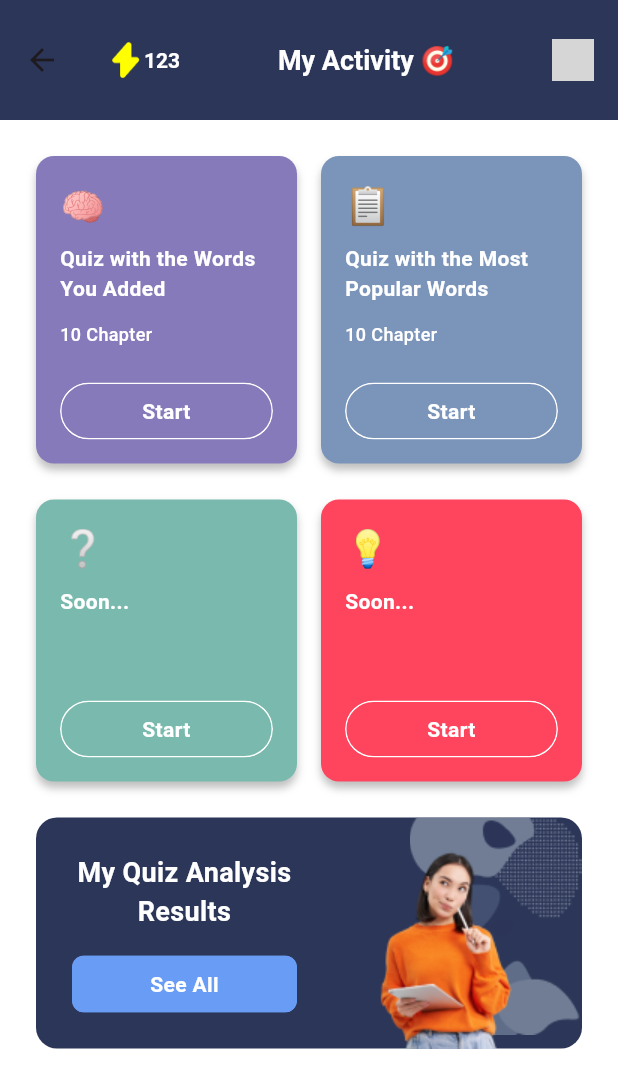
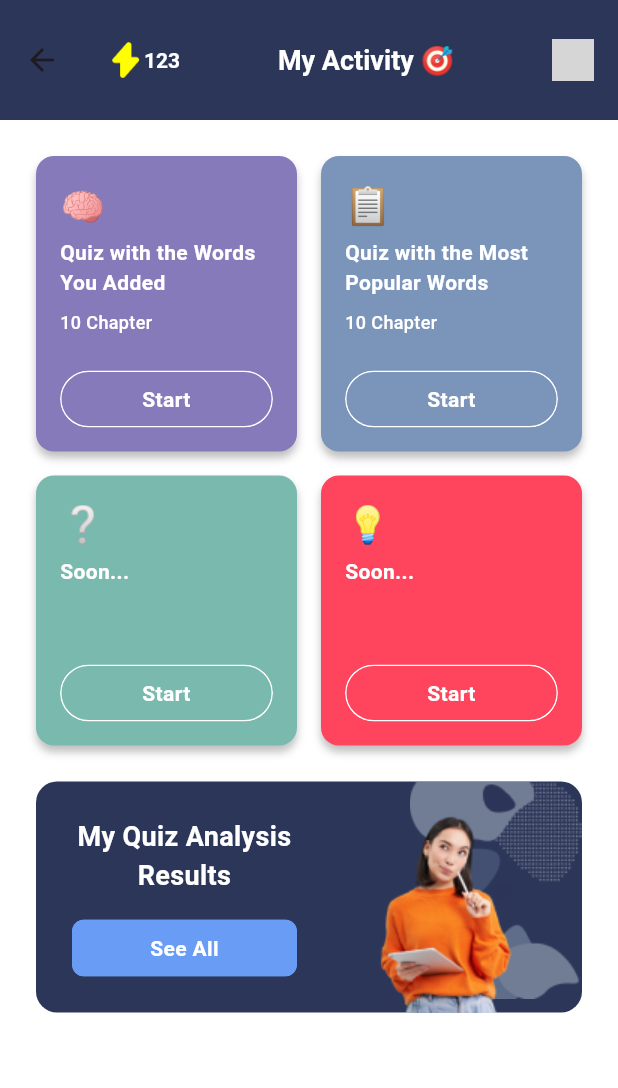
Before and after one commit to DargaHasanBasri/word_prime, a Flutter app: the ActivityPage screen opened directly, on a phone screen of 412 x 824 dp. Shown: the top 1088 px of the screen. Run offline on Flutter 3.47's test engine with Material 3 defaults, Android fonts, the phone set to English and light mode, and no system bars; our stand-ins replace cached_network_image, dotted_border, easy_localization, get_it; network calls fail; grey boxes are pictures that could not be loaded.

Commit message:
Fix UI some bugs

```diff
--- a/assets/langs/tr-TR.json
+++ b/assets/langs/tr-TR.json
@@ -106,8 +106,8 @@
     "tasksWeekly": "Haftalık Görevler",
     "tasksDaily": "Günlük Görevler",
     "chapter": "Bölüm",
-    "viewAll": "Tümünü Gör",
-    "currentResultsMsg": "Güncel Sıralama Sonucları",
+    "viewAll": "Tümü",
+    "currentResultsMsg": "Güncel Sıralama Sonuçları",
     "activeTasks": "Aktif Görevler",
     "completed": "Tamamlandı",
     "leaderboard": "Liderlik Tablosu",
--- a/lib/ui/pages/activity/activity_page.dart
+++ b/lib/ui/pages/activity/activity_page.dart
@@ -55,7 +55,7 @@ class _ActivityPageState extends State<ActivityPage> {
             ),
           ],
         ),
-        SizedBox(height: AppSizes.sizedBoxOverallHeight),
+        SizedBox(height: AppSizes.sizedBoxMediumHeight),
         Row(
           children: [
             Expanded(
@@ -96,6 +96,7 @@ class _ActivityPageState extends State<ActivityPage> {
     return AppBar(
       backgroundColor: AppColors.rhino,
       toolbarHeight: AppSizes.toolbarHeight,
+      scrolledUnderElevation: 0,
       title: Row(
         children: [
           Row(
--- a/lib/ui/pages/activity/components/activity_item.dart
+++ b/lib/ui/pages/activity/components/activity_item.dart
@@ -41,7 +41,7 @@ class ActivityItem extends StatelessWidget {
               fontSize: 24,
             ),
           ),
-          SizedBox(height: 8),
+          SizedBox(height: 4),
           Container(
             height: AppSizes.activityItemTitleContainerHeight,
             child: Text(
@@ -55,7 +55,7 @@ class ActivityItem extends StatelessWidget {
               maxLines: 2,
             ),
           ),
-          SizedBox(height: 8),
+          SizedBox(height: 4),
           Visibility(
             visible: !isZeroChapterCount,
             child: Text(
--- a/lib/ui/pages/home/home_page.dart
+++ b/lib/ui/pages/home/home_page.dart
@@ -95,6 +95,7 @@ class _HomePageState extends BaseStatefulState<HomePage> {
     return AppBar(
       backgroundColor: AppColors.rhino,
       toolbarHeight: AppSizes.toolbarHeight,
+      scrolledUnderElevation: 0,
       title: Row(
         children: [
           Text(
--- a/lib/utils/app_paddings.dart
+++ b/lib/utils/app_paddings.dart
@@ -1,4 +1,6 @@
 import 'package:flutter/cupertino.dart';
+
+import 'app_sizes.dart';
 
 final class AppPaddings {
   AppPaddings._();
@@ -19,11 +21,13 @@ final class AppPaddings {
   static const paddingLargeTop = EdgeInsets.only(top: 24);
   static const paddingMediumTop = EdgeInsets.only(top: 16);
 
+  static const appPaddingMainTabBottom =
+      EdgeInsets.only(bottom: 24 + AppSizes.bottomNavigationBarHeight);
   static const paddingXLargeBottom = EdgeInsets.only(bottom: 60);
   static const paddingLargeBottom = EdgeInsets.only(bottom: 24);
   static const paddingMediumBottom = EdgeInsets.only(bottom: 16);
 
-  static const paddingLargeLeft= EdgeInsets.only(left: 24);
+  static const paddingLargeLeft = EdgeInsets.only(left: 24);
   static const paddingMediumLeft = EdgeInsets.only(left: 16);
   static const paddingSmallLeft = EdgeInsets.only(left: 8);
 
```
Also changed, not shown: lib/ui/pages/leaderboard/components/top_hundred_ranking.dart (+2 -5 lines), lib/ui/pages/leaderboard/components/top_three_rankings.dart (+7 -4 lines), lib/ui/pages/leaderboard/leaderboard_page.dart (+10 -8 lines).
